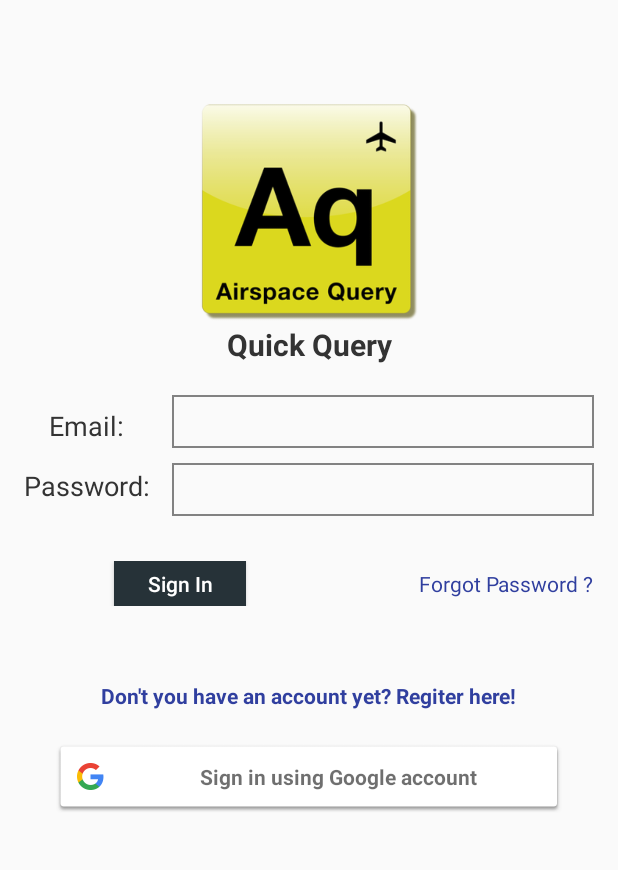
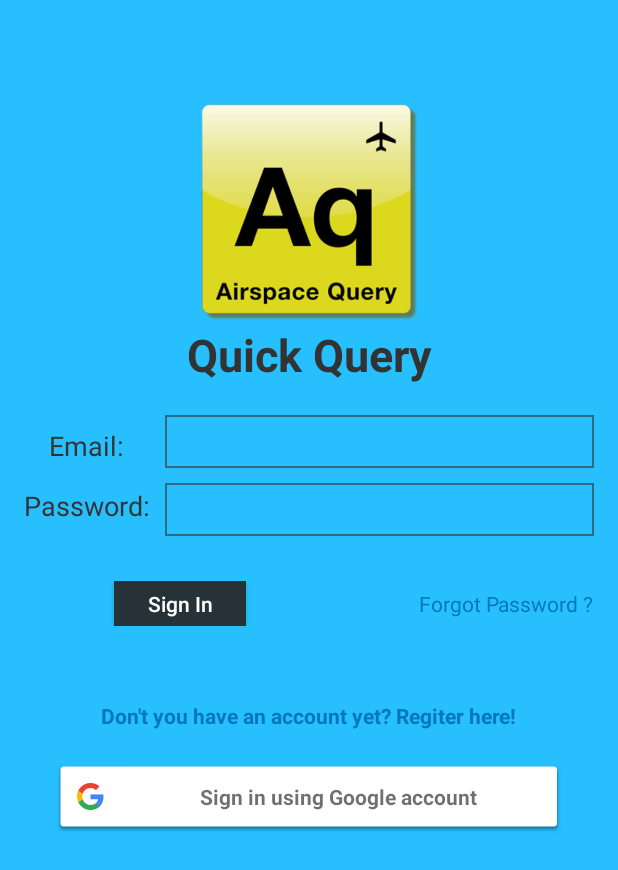
Before and after one commit to irajeevks/blogapp, an Android app: the screen it shows after launch (LoginActivity), on a phone screen of 412 x 824 dp. Shown: the top 870 px of the screen. Run offline under Robolectric (Android 15) with nearby library versions, the phone set to English and light mode, and no system bars; our stand-ins replace Firebase (no records; nobody signed in at launch, a user with empty details on screens opened directly).

Commit message:
Login Screen Redesign

```diff
--- a/BlogApp/app/src/main/res/layout/activity_login.xml
+++ b/BlogApp/app/src/main/res/layout/activity_login.xml
@@ -1,91 +1,99 @@
 <?xml version="1.0" encoding="utf-8"?>
-<LinearLayout
-    xmlns:android="http://schemas.android.com/apk/res/android"
+<ScrollView xmlns:android="http://schemas.android.com/apk/res/android"
     xmlns:tools="http://schemas.android.com/tools"
     android:layout_width="match_parent"
     android:layout_height="match_parent"
+    android:background="@color/colorPrimary"
     android:descendantFocusability="beforeDescendants"
     android:focusableInTouchMode="true"
+    android:isScrollContainer="false"
+    android:orientation="vertical"
     android:padding="16dp"
+    tools:context="com.example.reviewapp.reviewapp.activities.LoginActivity">
+
+    <LinearLayout xmlns:android="http://schemas.android.com/apk/res/android"
         android:id="@+id/activity_login"
-    android:orientation="vertical"
-    tools:context="com.example.reviewapp.reviewapp.activities.LoginActivity">
+        android:layout_width="match_parent"
+        android:layout_height="wrap_content"
+        android:descendantFocusability="beforeDescendants"
+        android:focusableInTouchMode="true"
+        android:orientation="vertical">
 
 
         <ImageView
             android:id="@+id/icon"
+            android:layout_width="@dimen/login_image_dimen"
+            android:layout_height="@dimen/login_image_dimen"
             android:layout_gravity="center"
-        android:background="@drawable/login_avtar"
-        android:layout_width="150dp"
-        android:layout_height="150dp"
-        android:layout_marginTop="50dp"/>
+            android:layout_marginTop="@dimen/login_avatar_margin_top"
+            android:background="@drawable/login_avtar" />
 
         <TextView
             android:layout_width="match_parent"
             android:layout_height="wrap_content"
             android:layout_below="@id/icon"
-        android:text="Quick Query"
-        android:textStyle="bold"
-        android:textSize="20sp"
-        android:textColor="#333"
-        android:textAlignment="center"/>
+            android:text="@string/lable_quick_query"
+            android:textAlignment="center"
+            android:textColor="@color/text_color"
+            android:textSize="@dimen/login_heading_size"
+            android:textStyle="bold" />
 
         <LinearLayout
             android:layout_width="match_parent"
             android:layout_height="wrap_content"
-        android:orientation="horizontal"
-        android:layout_marginTop="20dp">
+            android:layout_marginTop="@dimen/dp_20"
+            android:orientation="horizontal">
 
             <LinearLayout
                 android:layout_width="wrap_content"
                 android:layout_height="wrap_content"
-            android:orientation="vertical"
+                android:layout_gravity="center"
+                android:layout_marginRight="@dimen/dp_10"
                 android:gravity="center"
-            android:layout_gravity="center"
-            android:layout_marginRight="10dp">
+                android:orientation="vertical">
 
                 <TextView
                     android:layout_width="wrap_content"
                     android:layout_height="wrap_content"
-                android:text="Email: "
-                android:textColor="#333"
-                android:textSize="18sp"/>
+                    android:text="@string/label_email"
+                    android:textColor="@color/text_color"
+                    android:textSize="@dimen/sp_18" />
 
                 <TextView
                     android:layout_width="wrap_content"
                     android:layout_height="wrap_content"
-                android:text="Password: "
-                android:textColor="#333"
-                android:textSize="18sp"
-                android:layout_marginTop="15dp"/>
+                    android:layout_marginTop="@dimen/dp_15"
+                    android:text="@string/label_password"
+                    android:textColor="@color/text_color"
+                    android:textSize="@dimen/sp_18" />
 
             </LinearLayout>
 
             <LinearLayout
+                android:layout_width="match_parent"
                 android:layout_height="wrap_content"
-            android:layout_width="match_parent"
                 android:orientation="vertical">
 
                 <EditText
                     android:id="@+id/txt_login_email"
-                android:inputType="textEmailAddress"
-                android:singleLine="true"
                     android:layout_width="match_parent"
                     android:layout_height="wrap_content"
-                android:padding="5dp"
-                android:textSize="18sp"
-                android:background="@drawable/selector_xml_listview_back" />
+                    android:background="@drawable/selector_xml_listview_back"
+                    android:inputType="textEmailAddress"
+                    android:padding="@dimen/dp_5"
+                    android:singleLine="true"
+                    android:textSize="@dimen/sp_18" />
 
                 <EditText
                     android:id="@+id/txt_login_password"
-                android:inputType="textPassword"
-                android:singleLine="true"
                     android:layout_width="match_parent"
                     android:layout_height="wrap_content"
-                android:padding="5dp"
-                android:textSize="18sp"
+                    android:layout_marginTop="@dimen/dp_10"
                     android:background="@drawable/selector_xml_listview_back"
-                android:layout_marginTop="10dp" />
+                    android:inputType="textPassword"
+                    android:padding="@dimen/dp_5"
+                    android:singleLine="true"
+                    android:textSize="@dimen/sp_18" />
 
             </LinearLayout>
 
@@ -94,47 +102,48 @@
         <RelativeLayout
             android:layout_width="match_parent"
             android:layout_height="wrap_content"
-        android:layout_marginTop="30dp">
+            android:layout_marginTop="@dimen/dp_30">
 
             <Button
                 android:id="@+id/btn_login"
-            android:text="Sign In"
-            android:background="#263238"
                 style="@style/Widget.AppCompat.Button.Colored"
                 android:layout_width="wrap_content"
-            android:layout_height="30dp"
-            android:textAllCaps="false"
-            android:layout_marginLeft="60dp"/>
+                android:layout_height="@dimen/dp_30"
+                android:layout_marginLeft="60dp"
+                android:background="#263238"
+                android:text="Sign In"
+                android:textAllCaps="false" />
 
             <TextView
                 android:id="@+id/btn_forgot_password"
+                android:layout_width="wrap_content"
+                android:layout_height="wrap_content"
+                android:layout_alignParentEnd="true"
                 android:layout_centerHorizontal="true"
+                android:layout_centerVertical="true"
                 android:text="Forgot Password ?"
                 android:textColor="@color/colorPrimaryDark"
-            android:layout_width="wrap_content"
-            android:layout_height="wrap_content"
-            android:textSize="14sp"
-            android:layout_alignParentEnd="true"
-            android:layout_centerVertical="true"/>
+                android:textSize="14sp" />
 
         </RelativeLayout>
 
         <TextView
             android:id="@+id/btn_signup"
-        android:textStyle="bold"
+            android:layout_width="wrap_content"
+            android:layout_height="wrap_content"
+            android:layout_gravity="center"
+            android:layout_marginTop="50dp"
             android:text="Don't you have an account yet? Regiter here!"
             android:textColor="@color/colorPrimaryDark"
-        android:layout_width="wrap_content"
-        android:layout_height="wrap_content"
-        android:layout_marginTop="50dp"
-        android:layout_gravity="center"/>
+            android:textStyle="bold" />
 
         <com.google.android.gms.common.SignInButton
             android:id="@+id/google_sign_in"
             android:layout_width="match_parent"
             android:layout_height="wrap_content"
-        android:layout_marginTop="20dp"
+            android:layout_marginLeft="20dp"
             android:layout_marginRight="20dp"
-        android:layout_marginLeft="20dp" />
+            android:layout_marginTop="20dp" />
 
     </LinearLayout>
+</ScrollView>
--- a/BlogApp/app/src/main/res/values/colors.xml
+++ b/BlogApp/app/src/main/res/values/colors.xml
@@ -1,6 +1,8 @@
 <?xml version="1.0" encoding="utf-8"?>
 <resources>
-    <color name="colorPrimary">#607D8B</color>
-    <color name="colorPrimaryDark">#303F9F</color>
+    <color name="colorPrimary">#27bffe</color>
+    <color name="colorPrimaryDark">#0277BD</color>
     <color name="colorAccent">#444</color>
+
+    <color name="text_color">#333</color>
 </resources>
--- a/BlogApp/app/src/main/res/values/dimens.xml
+++ b/BlogApp/app/src/main/res/values/dimens.xml
@@ -4,4 +4,13 @@
     <dimen name="activity_vertical_margin">16dp</dimen>
     <dimen name="fab_margin">16dp</dimen>
     <dimen name="appbar_padding_top">8dp</dimen>
+    <dimen name="login_image_dimen">150dp</dimen>
+    <dimen name="login_avatar_margin_top">50dp</dimen>
+    <dimen name="login_heading_size">30sp</dimen>
+    <dimen name="dp_20">20dp</dimen>
+    <dimen name="dp_10">10dp</dimen>
+    <dimen name="sp_18">18sp</dimen>
+    <dimen name="dp_15">15dp</dimen>
+    <dimen name="dp_5">5dp</dimen>
+    <dimen name="dp_30">30dp</dimen>
 </resources>
--- a/BlogApp/app/src/main/res/values/strings.xml
+++ b/BlogApp/app/src/main/res/values/strings.xml
@@ -5,4 +5,7 @@
     <string name="title_activity_main_swipe">MainSwipeActivity</string>
     <string name="action_settings">Settings</string>
     <string name="section_format">Hello World from section: %1$d</string>
+    <string name="lable_quick_query">Quick Query</string>
+    <string name="label_email">Email: </string>
+    <string name="label_password">Password: </string>
 </resources>
```
Also changed, not shown: BlogApp/app/src/main/res/layout/activity_login_update.xml (added, +95 -0 lines). Lines whose indentation alone changed are shown as unchanged.
